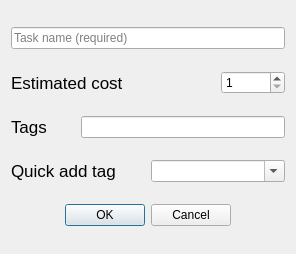
The window that qt_gui/ui/add_todo_dialog.ui (ravenvz/SprintTimer) describes before a commit, drawn with Qt 5.
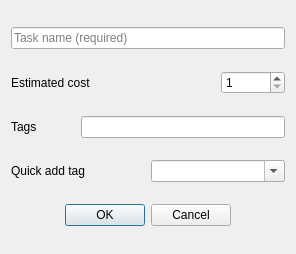
The same window after the commit.

Commit message: Revert changes to font size in task and sprint dialogs

Patch:
```diff
--- a/qt_gui/ui/add_todo_dialog.ui
+++ b/qt_gui/ui/add_todo_dialog.ui
@@ -55,7 +55,7 @@
     <widget class="QLabel" name="label">
      <property name="font">
       <font>
-       <pointsize>13</pointsize>
+       <pointsize>9</pointsize>
       </font>
      </property>
      <property name="text">
@@ -67,7 +67,7 @@
     <widget class="QLabel" name="label_2">
      <property name="font">
       <font>
-       <pointsize>13</pointsize>
+       <pointsize>9</pointsize>
       </font>
      </property>
      <property name="text">
@@ -79,7 +79,7 @@
     <widget class="QLabel" name="label_3">
      <property name="font">
       <font>
-       <pointsize>13</pointsize>
+       <pointsize>9</pointsize>
       </font>
      </property>
      <property name="text">
```
The commit also changes 1 other file.
